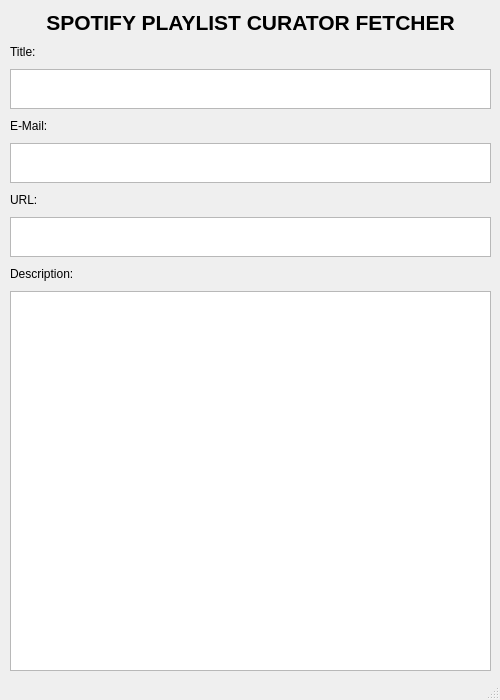
Old version of the form playlist_detail.ui in the repository MLK97/Spotify-Playlist-Curator-Fetcher.
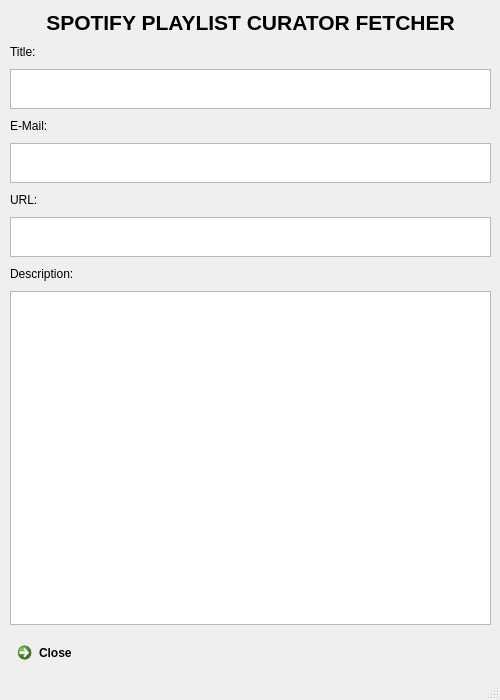
New version of the form.

Commit message: added close button

Diff of the .ui file:
```diff
--- a/playlist_detail.ui
+++ b/playlist_detail.ui
@@ -123,6 +123,16 @@
            <width>500</width>
            <height>16777215</height>
           </size>
+         </property>
+         <property name="readOnly">
+          <bool>true</bool>
+         </property>
+        </widget>
+       </item>
+       <item>
+        <widget class="QCommandLinkButton" name="back_button">
+         <property name="text">
+          <string>Close</string>
          </property>
         </widget>
        </item>
```
Left out of the diff: 9 changed lines with no effect on the pictures. The commit also changes 1 other file.
